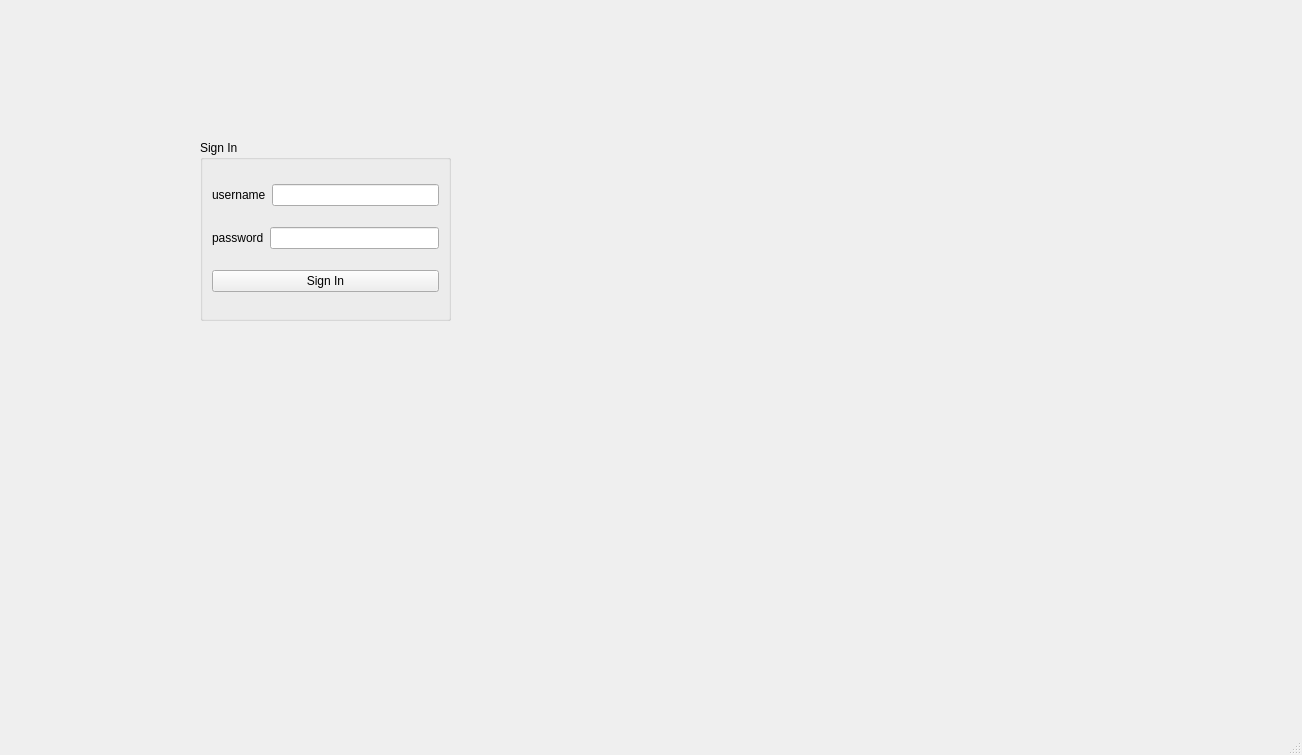
This is modules/UI/src/mainwindow.ui in PerryVrajnitorincul26/proiectMCPP as Qt 5 draws it before an edit. The edited form follows.
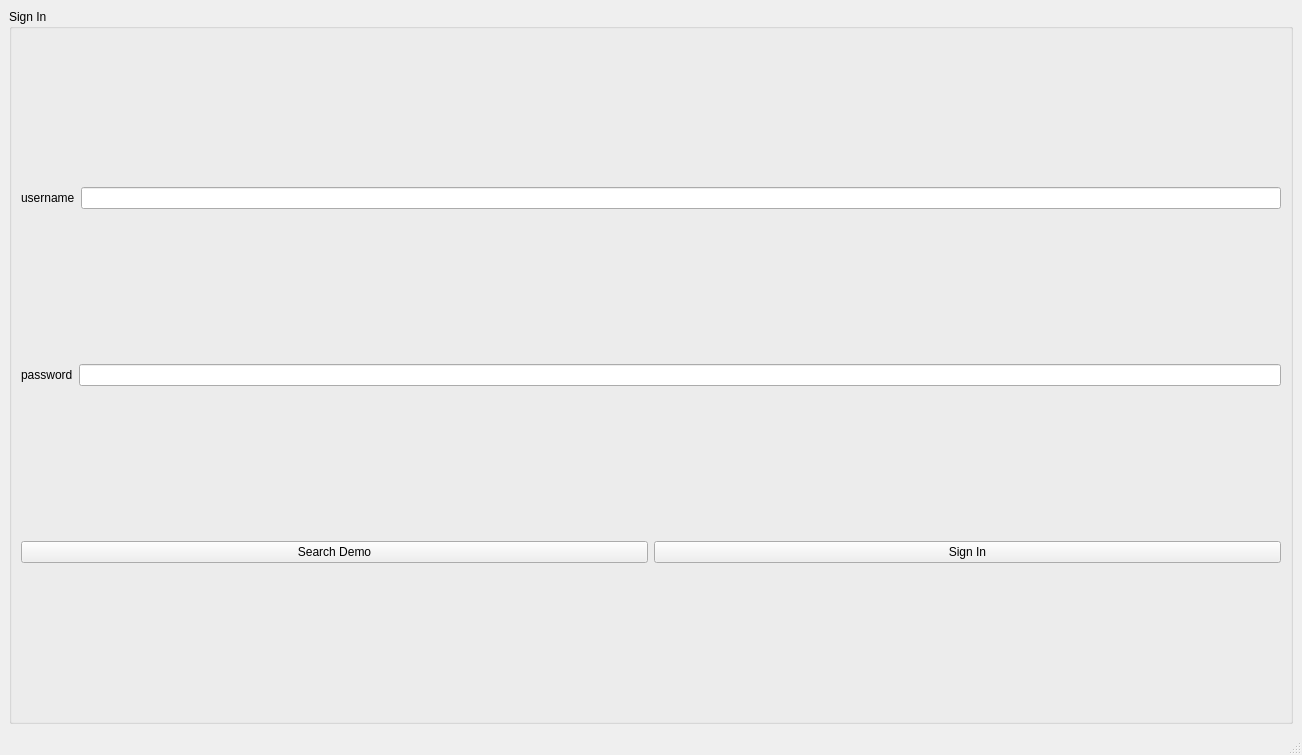
This is the edited form.

What changed in the file:
```diff
--- a/modules/UI/src/mainwindow.ui
+++ b/modules/UI/src/mainwindow.ui
@@ -14,15 +14,9 @@
    <string>MainWindow</string>
   </property>
   <widget class="QWidget" name="centralwidget">
+   <layout class="QHBoxLayout" name="horizontalLayout_4">
+    <item>
    <widget class="QGroupBox" name="groupBox">
-    <property name="geometry">
-     <rect>
-      <x>200</x>
-      <y>140</y>
-      <width>251</width>
-      <height>181</height>
-     </rect>
-    </property>
     <property name="title">
      <string>Sign In</string>
     </property>
@@ -57,6 +51,13 @@
      </item>
      <item>
       <layout class="QHBoxLayout" name="horizontalLayout_3">
+         <item>
+          <widget class="QPushButton" name="searchDemo">
+           <property name="text">
+            <string>Search Demo</string>
+           </property>
+          </widget>
+         </item>
        <item>
         <widget class="QPushButton" name="pushButton_SignIn">
          <property name="text">
@@ -68,6 +69,8 @@
      </item>
     </layout>
    </widget>
+    </item>
+   </layout>
   </widget>
   <widget class="QMenuBar" name="menubar">
    <property name="geometry">
```
Left out of the diff: 2 changed lines with no effect on the pictures. Lines whose indentation alone changed are shown as unchanged.
